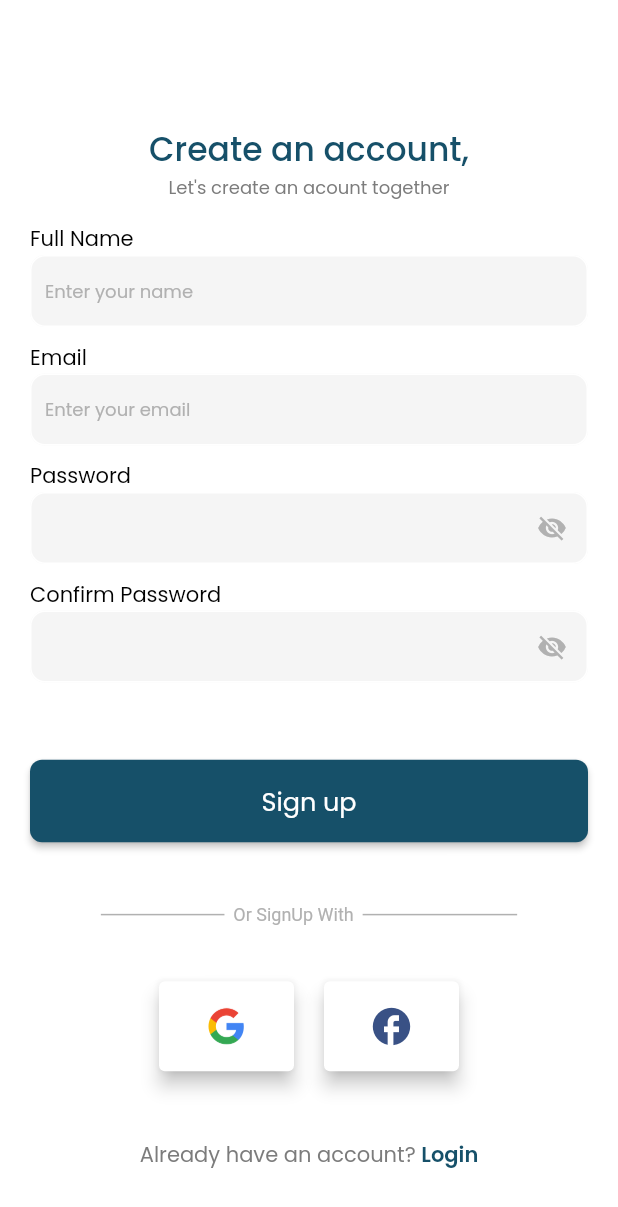
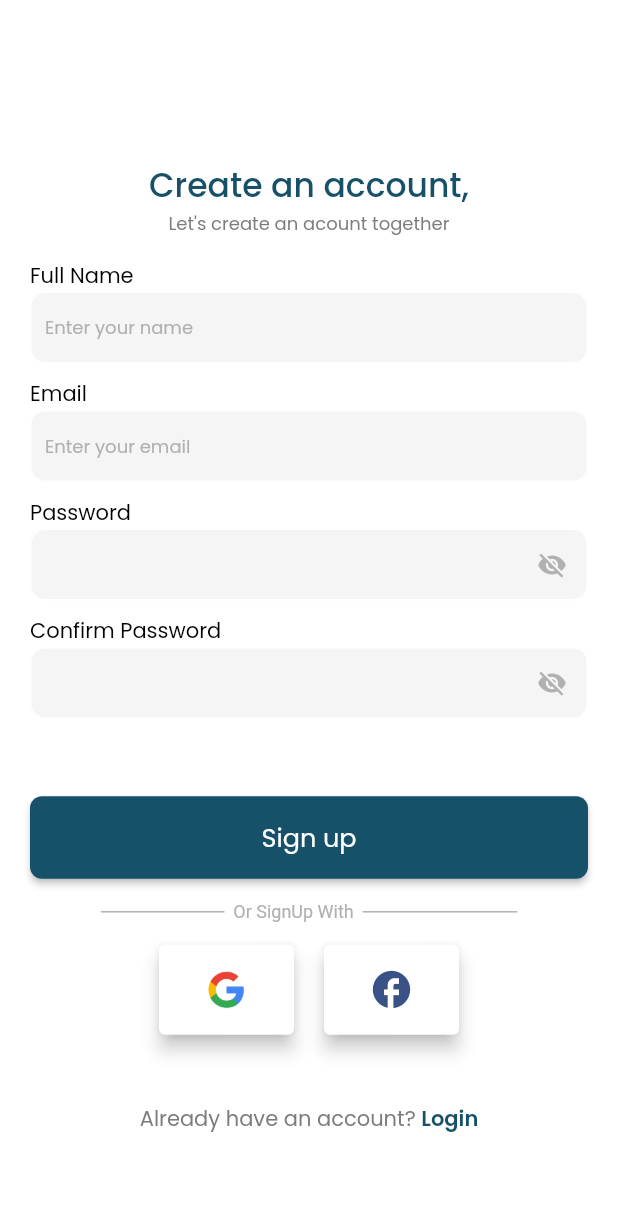
Before and after one commit to SalmaNada5/Task-Tech, a Flutter app: the screen it shows after launch, after a tap on "Skip", on a phone screen of 412 x 824 dp. Shown: the top 1207 px of the screen. Run offline on Flutter 3.47's test engine with Material 2 defaults, Android fonts, the phone set to English and light mode, and no system bars; our stand-ins replace custom_navigation_bar, dio, dotted_border, file_picker, google_fonts, internet_connection_checker and 6 more; missing offline and left inert: flutter_rounded_progress_bar, syncfusion_flutter_core; accounts and stored records are empty.

Commit message:
edited ui and added save account logged in feature

```diff
--- a/lib/constants/colors.dart
+++ b/lib/constants/colors.dart
@@ -1,7 +1,5 @@
 import 'package:flutter/material.dart';
 
-//mixin MyColors {
 Color primaryLightColor = const Color(0xff165069);
 Color backgroundLightColor = const Color(0xfff5f5f5);
 Color white = Colors.white;
-//}
--- a/lib/constants/consts.dart
+++ b/lib/constants/consts.dart
@@ -4,8 +4,10 @@ import 'package:flutter/services.dart';
 
 mixin Constants {
   static final navigatorKey = GlobalKey<NavigatorState>();
-
-  //static bool demoLogin = false;
+  static final screenHeight =
+      MediaQuery.of(navigatorKey.currentContext!).size.height;
+  static final screenWidth =
+      MediaQuery.of(navigatorKey.currentContext!).size.width;
 
   static void closeAppFunction() {
     if (Platform.isAndroid) {
--- a/lib/main.dart
+++ b/lib/main.dart
@@ -1,8 +1,15 @@
 import 'package:flutter/material.dart';
+import 'package:shared_preferences/shared_preferences.dart';
 import 'package:task_tech/constants/consts.dart';
+import 'package:task_tech/presentation/screens/auth/view/screens/splash_screen.dart';
 import 'package:task_tech/routes.dart';
 
-void main() {
+String? email;
+Future<void> main() async {
+  WidgetsFlutterBinding.ensureInitialized();
+  SharedPreferences prefs = await SharedPreferences.getInstance();
+  email = prefs.getString("email");
+  debugPrint(email);
   runApp(const MyApp());
 }
 
@@ -15,7 +22,7 @@ class MyApp extends StatelessWidget {
       navigatorKey: Constants.navigatorKey,
       debugShowCheckedModeBanner: false,
       routes: Routing.routes,
-      initialRoute: 'splash',
+      home: SplashScreen(email: email),
     );
   }
 }
--- a/lib/presentation/screens/auth/controller/auth_controller.dart
+++ b/lib/presentation/screens/auth/controller/auth_controller.dart
@@ -1,4 +1,5 @@
 import 'package:dio/dio.dart';
+import 'package:flutter/material.dart';
 import 'package:task_tech/core/dio/dio_client.dart';
 import 'package:task_tech/core/errors/logger.dart';
 import 'package:task_tech/presentation/screens/auth/models/auth_model.dart';
@@ -72,8 +73,10 @@ class AuthController {
       ) as Response;
       if (res.statusCode == 201 || res.statusCode == 200) {
         return true;
+      } else {
+        debugPrint('error ${res.statusCode}');
+        return false;
       }
-      return false;
     } catch (e) {
       logError('error in loginFunc ${e.toString()}');
       return false;
--- a/lib/presentation/screens/auth/view/screens/onboarding_screen.dart
+++ b/lib/presentation/screens/auth/view/screens/onboarding_screen.dart
@@ -39,7 +39,7 @@ class _OnboardingScreenState extends State<OnboardingScreen> {
       ),
       bottomSheet: Container(
         color: Colors.white,
-        padding: const EdgeInsets.only(left: 20, right: 20, bottom: 10),
+        padding: const EdgeInsets.only(left: 20, right: 20, bottom: 20),
         child: Row(
           mainAxisAlignment: MainAxisAlignment.spaceBetween,
           children: [
@@ -101,6 +101,9 @@ class FirstOnBoarding extends StatelessWidget {
       child: Column(
         crossAxisAlignment: CrossAxisAlignment.end,
         children: [
+          const SizedBox(
+            height: 10,
+          ),
           TextButton(
             child: Text(
               'Skip',
@@ -113,7 +116,7 @@ class FirstOnBoarding extends StatelessWidget {
             onPressed: () => Navigator.pushReplacementNamed(context, 'signUp'),
           ),
           SizedBox(
-            height: screenH / 9,
+            height: screenH / 12,
           ),
           const OnboardingWidget(
               img: 'images/onboarding1.png',
@@ -131,15 +134,13 @@ class SecondOnBoarding extends StatelessWidget {
 
   @override
   Widget build(BuildContext context) {
-    return const Column(
-      mainAxisAlignment: MainAxisAlignment.center,
-      children: [
-        OnboardingWidget(
-            img: 'images/onboarding2.png',
-            title: 'Browse Service List',
-            subtitle:
-                'Our service list include several fields, so you can find the best job for you.')
-      ],
+    return const Center(
+      child: OnboardingWidget(
+        img: 'images/onboarding2.png',
+        title: 'Browse Service List',
+        subtitle:
+            'Our service list include several fields, so you can find the best job for you.',
+      ),
     );
   }
 }
--- a/lib/presentation/screens/auth/view/screens/sign_in.dart
+++ b/lib/presentation/screens/auth/view/screens/sign_in_screen.dart
@@ -9,6 +9,7 @@ import 'package:task_tech/presentation/screens/home/home_screen.dart';
 import 'package:task_tech/presentation/widgets/sign_with.dart';
 import 'package:task_tech/presentation/widgets/text_form_field.dart';
 import 'package:task_tech/presentation/widgets/unfocus.dart';
+import 'package:shared_preferences/shared_preferences.dart';
 
 class SignInScreen extends StatefulWidget {
   const SignInScreen({super.key});
@@ -127,6 +128,7 @@ class _SignInScreenState extends State<SignInScreen> {
                                   setState(() {
                                     _value = value!;
                                   });
+
                                 },
                                 side:
                                     const BorderSide(color: Color(0xffB1B1B1)),
@@ -161,7 +163,9 @@ class _SignInScreenState extends State<SignInScreen> {
                       SizedBox(
                         width: double.infinity,
                         child: ElevatedButton(
+
                           onPressed: () async {
+
                             if (_formKey.currentState!.validate()) {
                               AuthModel? authModel;
                               authModel = await AuthController.loginFunc(
@@ -170,6 +174,8 @@ class _SignInScreenState extends State<SignInScreen> {
                                 return Constants.errorMessage(
                                     description: 'Invalid email or password!');
                               } else {
+                                 SharedPreferences pref =await SharedPreferences.getInstance();
+                                 pref.setString("email", emailController.text);
                                 return Constants.navigateTo(const HomeScreen(),
                                     pushAndRemoveUntil: true);
                               }
--- a/lib/presentation/screens/auth/view/screens/sign_up_screen.dart
+++ b/lib/presentation/screens/auth/view/screens/sign_up_screen.dart
@@ -206,8 +206,8 @@ class _SignUpScreenState extends State<SignUpScreen> {
                     ],
                   ),
                 ),
-                SizedBox(
-                  height: screenH / 20,
+                const SizedBox(
+                  height: 15,
                 ),
                 Row(
                   mainAxisAlignment: MainAxisAlignment.center,
@@ -235,8 +235,8 @@ class _SignUpScreenState extends State<SignUpScreen> {
                     ),
                   ],
                 ),
-                SizedBox(
-                  height: screenH / 22,
+                const SizedBox(
+                  height: 15,
                 ),
                 Row(
                   mainAxisAlignment: MainAxisAlignment.center,
@@ -286,7 +286,7 @@ class _SignUpScreenState extends State<SignUpScreen> {
                       onTap: () => Navigator.pushNamed(context, 'signIn'),
                     ),
                   ],
-                )
+                ),
               ],
             ),
           ),
--- a/lib/presentation/screens/auth/view/screens/splash_screen.dart
+++ b/lib/presentation/screens/auth/view/screens/splash_screen.dart
@@ -1,9 +1,13 @@
 import 'package:flutter/material.dart';
 import 'package:task_tech/constants/colors.dart';
 import 'package:google_fonts/google_fonts.dart';
+import 'package:task_tech/constants/consts.dart';
+import 'package:task_tech/presentation/screens/auth/view/screens/onboarding_screen.dart';
+import 'package:task_tech/presentation/screens/home/home_screen.dart';
 
 class SplashScreen extends StatefulWidget {
-  const SplashScreen({super.key});
+  const SplashScreen({super.key, this.email});
+  final String? email;
 
   @override
   State<SplashScreen> createState() => _SplashScreenState();
@@ -19,7 +23,10 @@ class _SplashScreenState extends State<SplashScreen> {
   _navigateToHome() async {
     await Future.delayed(const Duration(seconds: 3));
     if (!mounted) return;
-    Navigator.pushReplacementNamed(context, 'onboarding');
+    Constants.navigateTo(
+      widget.email == null ? const OnboardingScreen() : const HomeScreen(),
+      pushReplacment: true,
+    );
   }
 
   @override
--- a/lib/presentation/screens/auth/view/screens/verification_code_screen.dart
+++ b/lib/presentation/screens/auth/view/screens/verification_code_screen.dart
@@ -19,7 +19,6 @@ class VerificationScreen extends StatelessWidget {
   Widget build(BuildContext context) {
     bool? correctCode = false;
     String d1 = '', d2 = '', d3 = '', d4 = '';
-    double screenW = MediaQuery.of(context).size.width;
     return Scaffold(
       backgroundColor: Colors.white,
       appBar: AppBar(
@@ -65,7 +64,7 @@ class VerificationScreen extends StatelessWidget {
                 ),
                 Container(
                   padding: EdgeInsets.symmetric(
-                    horizontal: 0.15 * screenW,
+                    horizontal: 0.15 * Constants.screenWidth,
                   ),
                   child: Form(
                     child: Row(
@@ -126,7 +125,7 @@ class VerificationScreen extends StatelessWidget {
                     padding: MaterialStateProperty.all(
                       EdgeInsets.symmetric(
                         vertical: 10,
-                        horizontal: 0.35 * screenW,
+                        horizontal: 0.35 * Constants.screenWidth,
                       ),
                     ),
                     backgroundColor:
--- a/lib/routes.dart
+++ b/lib/routes.dart
@@ -1,7 +1,7 @@
 import 'package:flutter/material.dart';
 import 'package:task_tech/presentation/screens/auth/view/screens/forgot_password_screen.dart';
 import 'package:task_tech/presentation/screens/auth/view/screens/reset_password_screen.dart';
-import 'package:task_tech/presentation/screens/auth/view/screens/sign_in.dart';
+import 'package:task_tech/presentation/screens/auth/view/screens/sign_in_screen.dart';
 import 'package:task_tech/presentation/screens/auth/view/screens/splash_screen.dart';
 import 'package:task_tech/presentation/screens/create_profile/create_profile.dart';
 import 'package:task_tech/presentation/screens/auth/view/screens/onboarding_screen.dart';
@@ -21,7 +21,6 @@ import 'presentation/screens/auth/view/screens/sign_up_screen.dart';
 
 class Routing {
   static Map<String, Widget Function(BuildContext)> routes = {
-    'splash': (context) => const SplashScreen(),
     'onboarding': (context) => const OnboardingScreen(),
     'signUp': (context) => const SignUpScreen(),
     'signIn': (context) => const SignInScreen(),
--- a/pubspec.yaml
+++ b/pubspec.yaml
@@ -31,6 +31,7 @@ dependencies:
   internet_connection_checker: ^1.0.0+1
   open_file: ^3.3.1
   path_provider: ^2.0.15
+  shared_preferences: ^2.1.2
 
 dev_dependencies:
   flutter_test:
```
Also changed, not shown: lib/presentation/screens/auth/view/screens/forgot_password_screen.dart (+6 -6 lines), lib/presentation/screens/auth/view/screens/reset_password_screen.dart (+20 -9 lines), lib/presentation/screens/auth/view/screens/unexpected_error_screen.dart (+7 -5 lines), pubspec.lock, 1 other file.
